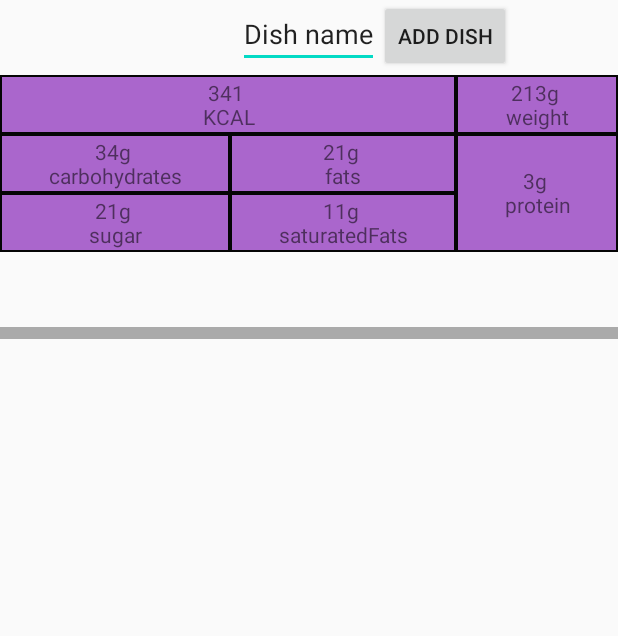
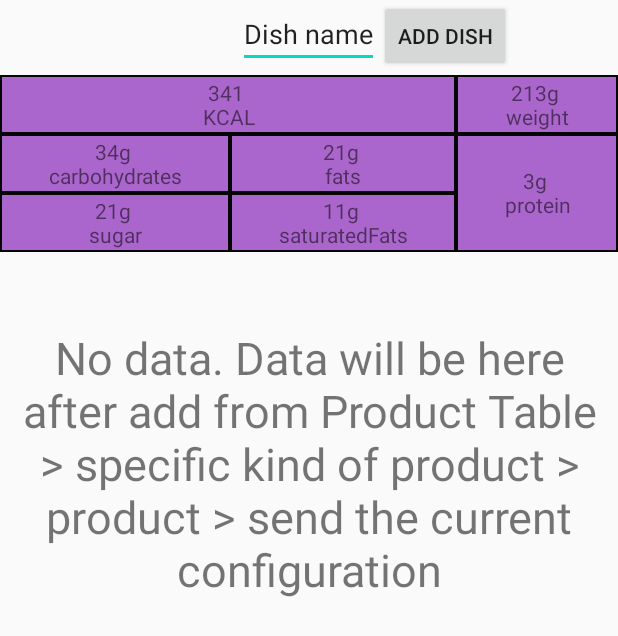
Before and after one commit to Onizuukaa/BalancedNutritionOrganizer, an Android app: the layout activity_composing_dishes.xml on its own in the app's theme, with its tools: preview values and no code run, on a phone screen of 412 x 824 dp. Shown: the top 636 px of the screen. Run offline under Robolectric (Android 15) with nearby library versions, the phone set to English and light mode, and no system bars.

Commit message:
Dodane warunki do wysłania danych.

```diff
--- a/app/src/main/java/hfad/com/balancednutritionorganizer/RecyclerViewAdapter2.java
+++ b/app/src/main/java/hfad/com/balancednutritionorganizer/RecyclerViewAdapter2.java
@@ -7,6 +7,7 @@ import android.view.View;
 import android.view.ViewGroup;
 import android.widget.RelativeLayout;
 import android.widget.TextView;
+import android.widget.Toast;
 
 import androidx.annotation.NonNull;
 import androidx.cardview.widget.CardView;
@@ -46,11 +47,12 @@ public class RecyclerViewAdapter2 extends RecyclerView.Adapter<RecyclerViewAdapt
     public void onBindViewHolder(@NonNull ViewHolder holder, final int position) {
 
         holder.productName.setText(mProductNames.get(position));
+
         double productCaloriesDouble = parseDouble(mProductCalories.get(position));
+        String productCaloriesString = String.format("%.1f", productCaloriesDouble);
+        holder.productCalories.setText(productCaloriesString + " KCAL");
 
-        String productCaloriesString = String.format("%.1f", productCaloriesDouble);
 
-        holder.productCalories.setText(productCaloriesString + " KCAL");
 
         //holder.productCalories.setText(mProductCalories.get(position) + " KCAL");
     }
--- a/app/src/main/res/layout/activity_composing_dishes.xml
+++ b/app/src/main/res/layout/activity_composing_dishes.xml
@@ -106,4 +106,14 @@
         android:padding="4dp"
         android:scrollbars="vertical" />
 
+    <TextView
+        android:id="@+id/textViewNoData"
+        android:layout_width="match_parent"
+        android:layout_height="wrap_content"
+        android:gravity="center"
+        android:background="#FAFAFA"
+        android:textSize="30dp"
+        android:layout_below="@+id/gridLayoutComposhingDishes"
+        android:text="No data. Data will be here after add from Product Table > specific kind of product > product > send the current configuration"/>
+
 </RelativeLayout>
--- a/app/src/main/res/layout/activity_main.xml
+++ b/app/src/main/res/layout/activity_main.xml
@@ -4,7 +4,7 @@
     xmlns:tools="http://schemas.android.com/tools"
     android:layout_width="match_parent"
     android:layout_height="match_parent"
-    android:layout_marginTop="40dp"
+    android:layout_marginTop="20dp"
     android:gravity="top|center"
     android:orientation="vertical"
     tools:context=".MainActivity">
```
Also changed, not shown: app/src/main/java/hfad/com/balancednutritionorganizer/AdvancedInformationAboutProductActivity.java (+18 -0 lines), app/src/main/java/hfad/com/balancednutritionorganizer/ComposingDishesActivity.java (+9 -1 lines), app/src/main/res/layout/activity_advanced_information_about_product.xml (+15 -14 lines), app/src/main/assets/databases/productsDatabase.db.
